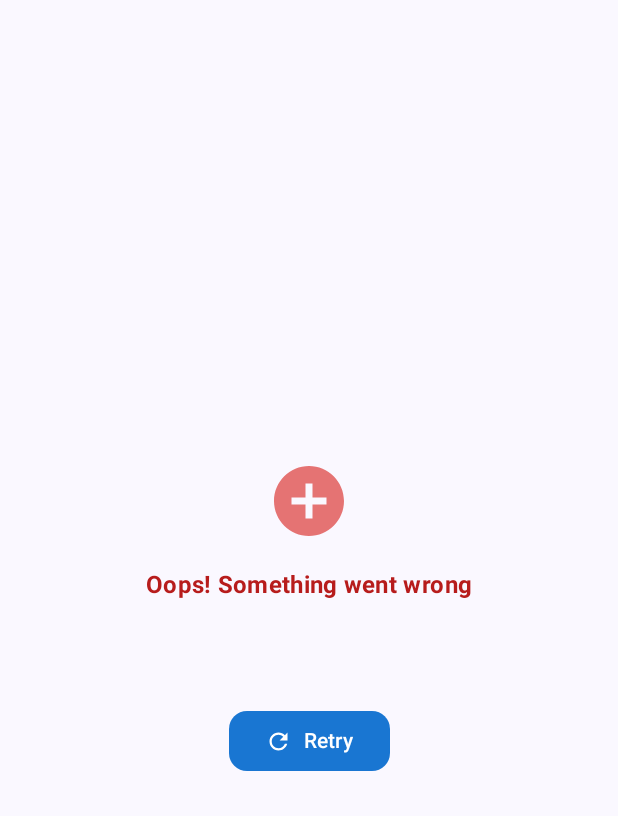
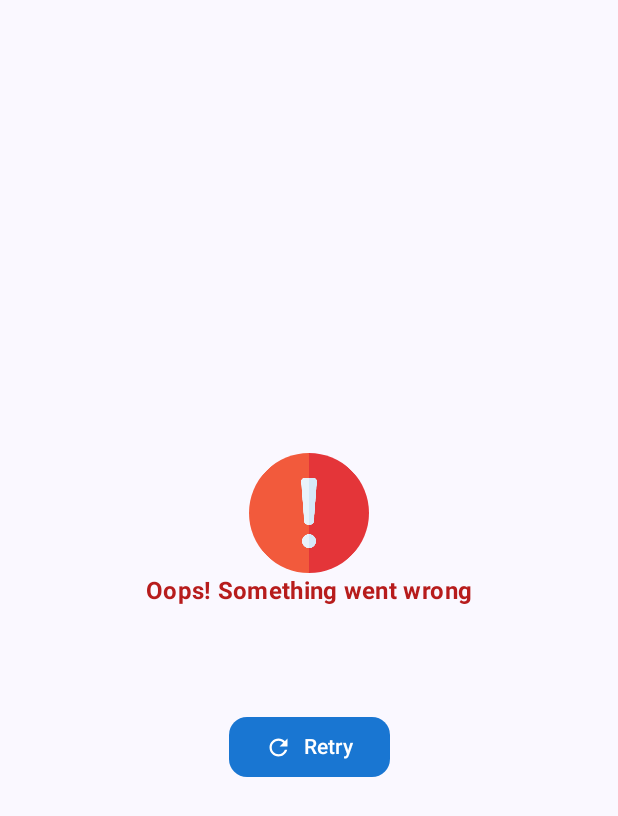
Before and after one commit to anilkumar2681/Kotlin-Flow-Demo-Master, an Android app built with Jetpack Compose: the composable ErrorScreen called with empty values, on a phone screen of 412 x 824 dp. Shown: the top 816 px of the screen. Run offline under Robolectric (Android 15) with nearby library versions, the phone set to English and light mode, and no system bars; 1 statement that could not run was skipped.

Commit message:
Updated README.md added cover_image.png and updated architecture.png added ErrorScreen.kt

```diff
--- a/app/src/main/java/com/team42/kotlin_flow_demo_master/ui/ErrorScreen.kt
+++ b/app/src/main/java/com/team42/kotlin_flow_demo_master/ui/ErrorScreen.kt
@@ -1,5 +1,6 @@
 package com.team42.kotlin_flow_demo_master.ui
 
+import androidx.compose.foundation.Image
 import androidx.compose.foundation.layout.Arrangement
 import androidx.compose.foundation.layout.Column
 import androidx.compose.foundation.layout.Spacer
@@ -8,9 +9,9 @@ import androidx.compose.foundation.layout.height
 import androidx.compose.foundation.layout.padding
 import androidx.compose.foundation.layout.size
 import androidx.compose.foundation.layout.width
+import androidx.compose.foundation.shape.CircleShape
 import androidx.compose.foundation.shape.RoundedCornerShape
 import androidx.compose.material.icons.Icons
-import androidx.compose.material.icons.filled.AddCircle
 import androidx.compose.material.icons.filled.Refresh
 import androidx.compose.material3.Button
 import androidx.compose.material3.ButtonDefaults
@@ -20,10 +21,14 @@ import androidx.compose.material3.Text
 import androidx.compose.runtime.Composable
 import androidx.compose.ui.Alignment
 import androidx.compose.ui.Modifier
+import androidx.compose.ui.draw.clip
 import androidx.compose.ui.graphics.Color
+import androidx.compose.ui.layout.ContentScale
+import androidx.compose.ui.res.painterResource
 import androidx.compose.ui.text.font.FontWeight
 import androidx.compose.ui.text.style.TextAlign
 import androidx.compose.ui.unit.dp
+import com.team42.kotlin_flow_demo_master.R
 
 
 /**
@@ -45,16 +50,15 @@ fun ErrorScreen(
         horizontalAlignment = Alignment.CenterHorizontally
     ) {
 
-        Icon(
-            imageVector = Icons.Default.AddCircle,
-            contentDescription = "Error Icon",
-            tint = Color(0xFFE57373),
+        Image(
+            painter = painterResource(R.drawable.ic_error),
+            contentDescription = "Error Image",
             modifier = Modifier
-                .size(72.dp)
-                .padding(bottom = 16.dp)
+                .size(80.dp)
+                .clip(CircleShape),
+            contentScale = ContentScale.Crop
         )
 
-        // Title
         Text(
             text = "Oops! Something went wrong",
             style = MaterialTheme.typography.titleMedium,
@@ -64,7 +68,6 @@ fun ErrorScreen(
             modifier = Modifier.padding(bottom = 8.dp)
         )
 
-        // Error Message
         Text(
             text = message,
             style = MaterialTheme.typography.bodyMedium,
@@ -75,7 +78,7 @@ fun ErrorScreen(
 
         Spacer(modifier = Modifier.height(24.dp))
 
-        // Retry Button
+
         Button(
             onClick = onRetry,
             shape = RoundedCornerShape(12.dp),
```
Also changed, not shown: app/src/main/res/drawable/ic_error.png (added), 2 other files.
